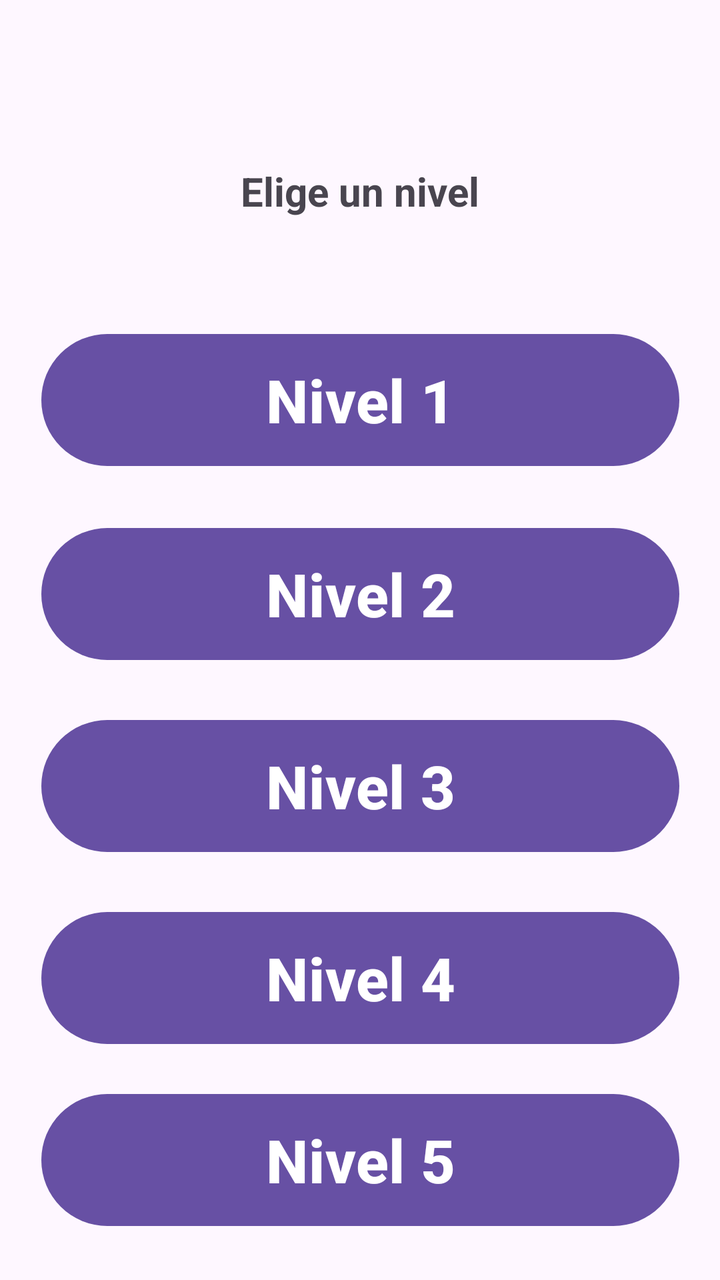
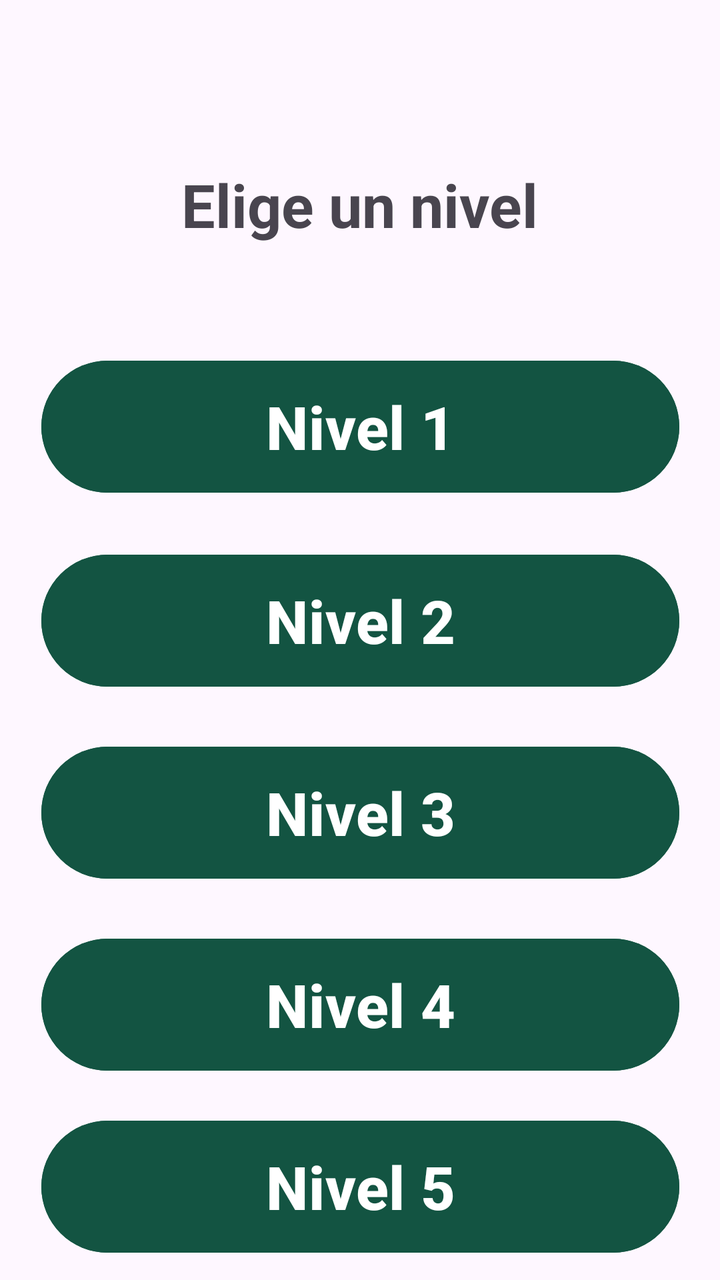

The first picture is an Android layout as it rendered before a commit; the second is the same layout after the commit. The layout source and the unified diff follow.
<!-- AndroidManifest.xml: application theme Theme.AuspectusPantallas -->
<!-- res/layout/activity_niveles.xml -->
<?xml version="1.0" encoding="utf-8"?>
<androidx.constraintlayout.widget.ConstraintLayout xmlns:android="http://schemas.android.com/apk/res/android"
    xmlns:app="http://schemas.android.com/apk/res-auto"
    xmlns:tools="http://schemas.android.com/tools"
    android:id="@+id/main"
    android:layout_width="match_parent"
    android:layout_height="match_parent"
    tools:context=".Niveles">

    <TextView
        android:id="@+id/textView3"
        android:layout_width="wrap_content"
        android:layout_height="wrap_content"
        android:layout_marginStart="145dp"
        android:layout_marginTop="82dp"
        android:layout_marginEnd="145dp"
        android:text="Elige un nivel"
        android:textSize="20sp"
        android:textStyle="bold"
        app:layout_constraintEnd_toEndOf="parent"
        app:layout_constraintStart_toStartOf="parent"
        app:layout_constraintTop_toTopOf="parent" />

    <Button
        android:id="@+id/btnN1"
        android:layout_width="319dp"
        android:layout_height="74dp"
        android:layout_marginStart="46dp"
        android:layout_marginTop="54dp"
        android:layout_marginEnd="46dp"
        android:text="Nivel 1"
        android:textSize="30dp"
        android:textStyle="bold"
        app:layout_constraintEnd_toEndOf="parent"
        app:layout_constraintStart_toStartOf="parent"
        app:layout_constraintTop_toBottomOf="@+id/textView3" />

    <Button
        android:id="@+id/btnN2"
        android:layout_width="319dp"
        android:layout_height="74dp"
        android:layout_marginStart="46dp"
        android:layout_marginTop="23dp"
        android:layout_marginEnd="46dp"
        android:text="Nivel 2"
        android:textSize="30dp"
        android:textStyle="bold"
        app:layout_constraintEnd_toEndOf="parent"
        app:layout_constraintStart_toStartOf="parent"
        app:layout_constraintTop_toBottomOf="@+id/btnN1" />

    <Button
        android:id="@+id/btnN3"
        android:layout_width="319dp"
        android:layout_height="74dp"
        android:layout_marginStart="46dp"
        android:layout_marginTop="22dp"
        android:layout_marginEnd="46dp"
        android:text="Nivel 3"
        android:textSize="30dp"
        android:textStyle="bold"
        app:layout_constraintEnd_toEndOf="parent"
        app:layout_constraintStart_toStartOf="parent"
        app:layout_constraintTop_toBottomOf="@+id/btnN2" />

    <Button
        android:id="@+id/btnN4"
        android:layout_width="319dp"
        android:layout_height="74dp"
        android:layout_marginStart="46dp"
        android:layout_marginTop="22dp"
        android:layout_marginEnd="46dp"
        android:text="Nivel 4"
        android:textSize="30dp"
        android:textStyle="bold"
        app:layout_constraintEnd_toEndOf="parent"
        app:layout_constraintStart_toStartOf="parent"
        app:layout_constraintTop_toBottomOf="@+id/btnN3" />

    <Button
        android:id="@+id/btnN5"
        android:layout_width="319dp"
        android:layout_height="74dp"
        android:layout_marginStart="46dp"
        android:layout_marginTop="17dp"
        android:layout_marginEnd="46dp"
        android:text="Nivel 5"
        android:textSize="30dp"
        android:textStyle="bold"
        app:layout_constraintEnd_toEndOf="parent"
        app:layout_constraintStart_toStartOf="parent"
        app:layout_constraintTop_toBottomOf="@+id/btnN4" />

</androidx.constraintlayout.widget.ConstraintLayout>
<!-- resources referenced by this layout -->
<resources>
  <style name="Theme.AuspectusPantallas" parent="Base.Theme.AuspectusPantallas" />
  <style name="Base.Theme.AuspectusPantallas" parent="Theme.Material3.DayNight.NoActionBar">
          
          
      </style>
</resources>

<!-- the commit's change to res/layout/activity_niveles.xml (unified diff, before → after) -->
@@ -15,7 +15,7 @@
         android:layout_marginTop="82dp"
         android:layout_marginEnd="145dp"
         android:text="Elige un nivel"
-        android:textSize="20sp"
+        android:textSize="30sp"
         android:textStyle="bold"
         app:layout_constraintEnd_toEndOf="parent"
         app:layout_constraintStart_toStartOf="parent"
@@ -30,6 +30,7 @@
         android:layout_marginEnd="46dp"
         android:text="Nivel 1"
         android:textSize="30dp"
+        android:backgroundTint="@color/Nivel"
         android:textStyle="bold"
         app:layout_constraintEnd_toEndOf="parent"
         app:layout_constraintStart_toStartOf="parent"
@@ -44,6 +45,7 @@
         android:layout_marginEnd="46dp"
         android:text="Nivel 2"
         android:textSize="30dp"
+        android:backgroundTint="@color/Nivel"
         android:textStyle="bold"
         app:layout_constraintEnd_toEndOf="parent"
         app:layout_constraintStart_toStartOf="parent"
@@ -57,6 +59,7 @@
         android:layout_marginTop="22dp"
         android:layout_marginEnd="46dp"
         android:text="Nivel 3"
+        android:backgroundTint="@color/Nivel"
         android:textSize="30dp"
         android:textStyle="bold"
         app:layout_constraintEnd_toEndOf="parent"
@@ -72,6 +75,7 @@
         android:layout_marginEnd="46dp"
         android:text="Nivel 4"
         android:textSize="30dp"
+        android:backgroundTint="@color/Nivel"
         android:textStyle="bold"
         app:layout_constraintEnd_toEndOf="parent"
         app:layout_constraintStart_toStartOf="parent"
@@ -87,6 +91,7 @@
         android:text="Nivel 5"
         android:textSize="30dp"
         android:textStyle="bold"
+        android:backgroundTint="@color/Nivel"
         app:layout_constraintEnd_toEndOf="parent"
         app:layout_constraintStart_toStartOf="parent"
         app:layout_constraintTop_toBottomOf="@+id/btnN4" />
<!-- resource entries referenced after the edit -->
@@ -1,7 +1,8 @@
 <!-- resources referenced by this layout -->
 <resources>
+  <color name="Nivel">#135442</color>
   <style name="Theme.AuspectusPantallas" parent="Base.Theme.AuspectusPantallas" />
-  <style name="Base.Theme.AuspectusPantallas" parent="Theme.Material3.DayNight.NoActionBar">
+  <style name="Base.Theme.AuspectusPantallas" parent="Theme.Material3.Light.NoActionBar">
           
           
       </style>
